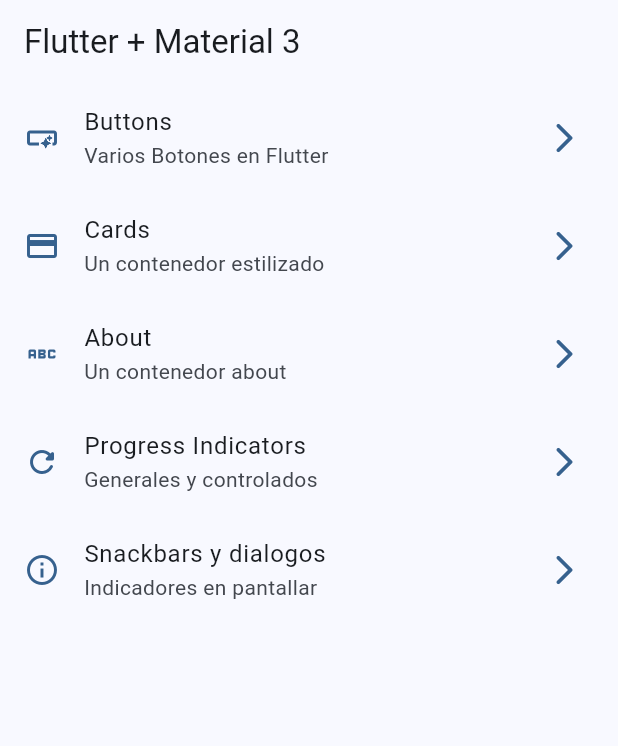
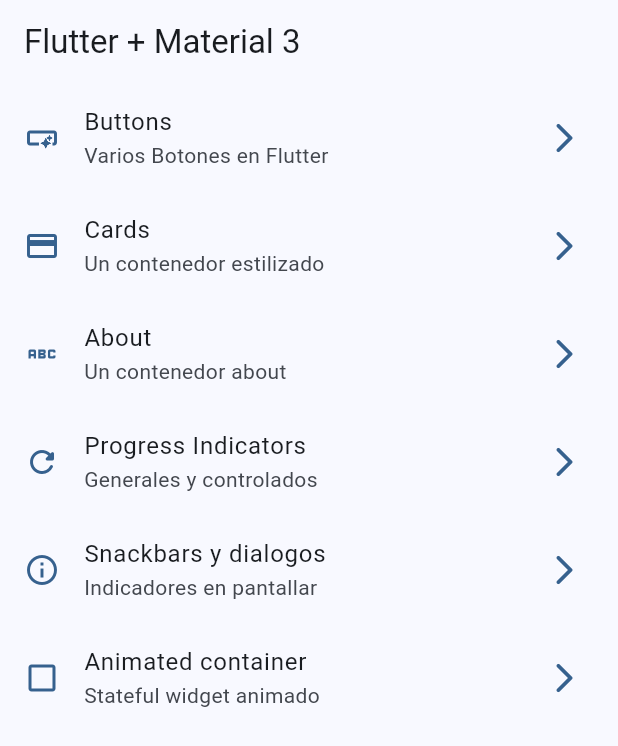
Before and after one commit to JAP994/widgets, a Flutter app: the screen it shows after launch, on a phone screen of 412 x 824 dp. Shown: the top 746 px of the screen. Run offline on Flutter 3.47's test engine with Material 3 defaults, Android fonts, the phone set to English and light mode, and no system bars; our stand-ins replace go_router.

```diff
--- a/lib/config/menu/menu_items.dart
+++ b/lib/config/menu/menu_items.dart
@@ -50,4 +50,11 @@ const appMenuItems = <MenuItem>[
     link: '/snackbars',
     icon: Icons.info_outline
   ),
+
+  MenuItem(
+    title: 'Animated container',
+    subTitle: 'Stateful widget animado',
+    link: '/animated',
+    icon: Icons.check_box_outline_blank_outlined
+  ),
 ];
--- a/lib/config/router/app_router.dart
+++ b/lib/config/router/app_router.dart
@@ -35,5 +35,10 @@ final appRouter = GoRouter(
       name: SnackbarScreen.name,
       builder: (context, state) => SnackbarScreen(),
     ),
+    GoRoute(
+      path: '/animated',
+      name: AnimatedScreen.name,
+      builder: (context, state) => AnimatedScreen(),
+    ),
   ],
 );
```
Also changed, not shown: lib/presentation/screens/animated/animated_screen.dart (+26 -1 lines).
